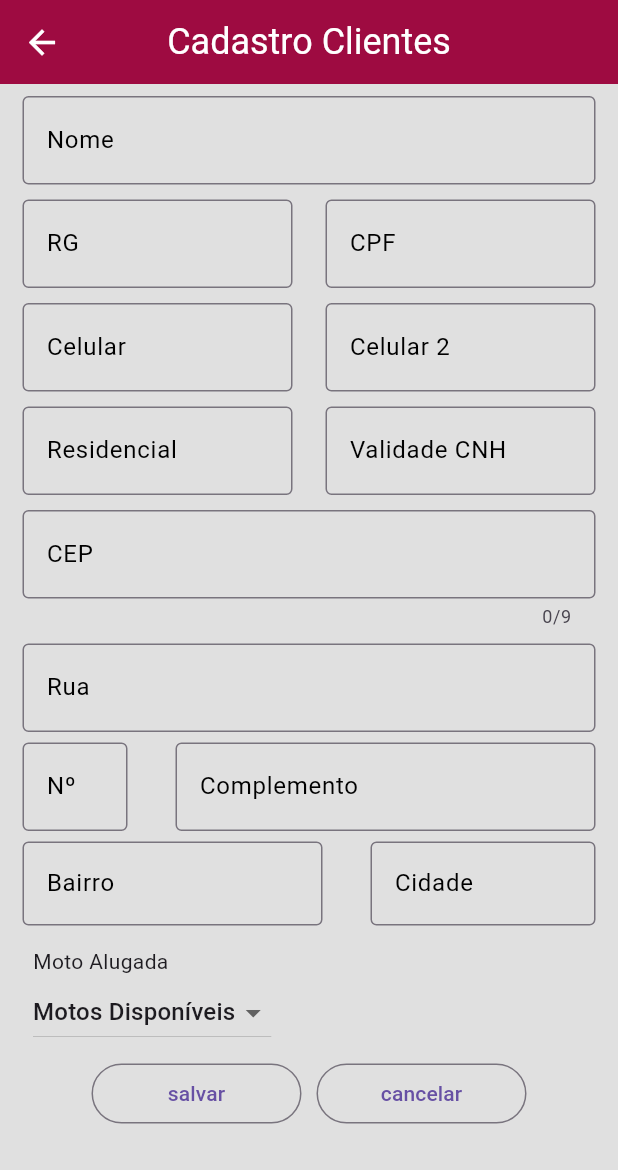
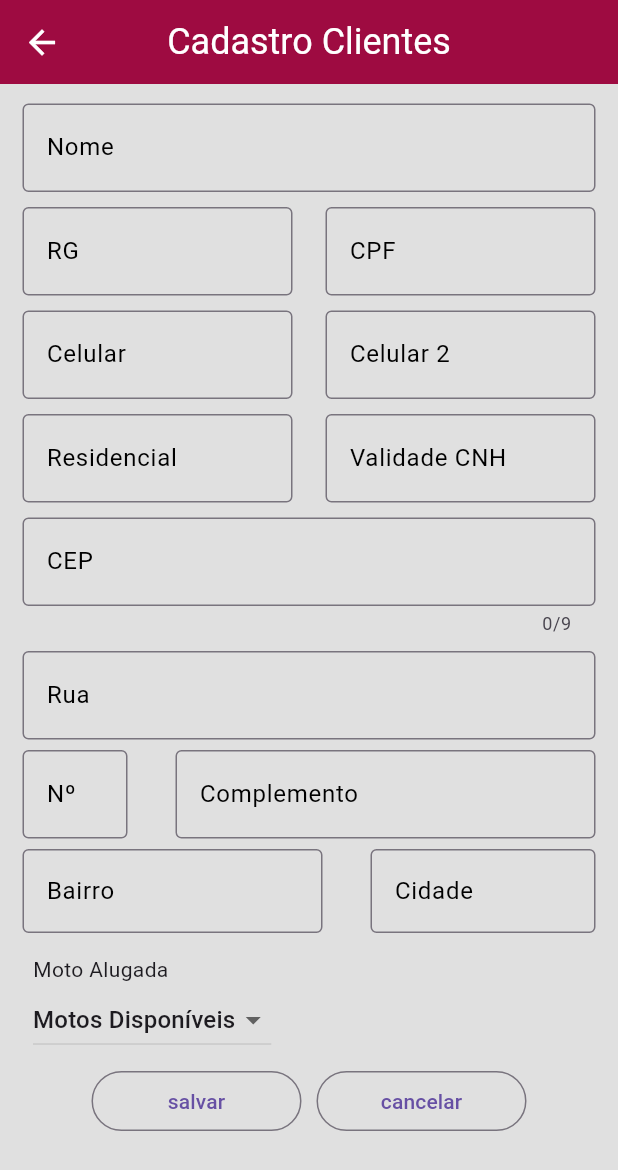
Before and after one commit to marceloboas10/TCC_Aluguel_Motos-Flutter, a Flutter app: the FormularioCliente screen opened by its route, on a phone screen of 412 x 824 dp. Shown: the top 1170 px of the screen. Run offline on Flutter 3.47's test engine with Material 3 defaults, Android fonts, the phone set to English and light mode, and no system bars; our stand-ins replace cloud_firestore, firebase_auth, firebase_core, font_awesome_flutter, mask_text_input_formatter; accounts and stored records are empty.

Commit message:
ajuste padding formulario cliente

```diff
--- a/lib/main.dart
+++ b/lib/main.dart
@@ -1,4 +1,5 @@
 import 'package:aluguel_moto/shared/cadastros/cadastro_conta.dart';
+import 'package:aluguel_moto/shared/constantes/constants.dart';
 import 'package:aluguel_moto/shared/formularios/formulario_veiculo.dart';
 import 'package:aluguel_moto/modules/home/home.dart';
 import 'package:aluguel_moto/modules/sobre/sobre.dart';
@@ -20,7 +21,7 @@ Future<void> main() async {
     theme: ThemeData(
 
         //colorScheme: ColorScheme.fromSeed(seedColor: kTextColor),
-        appBarTheme: AppBarTheme(backgroundColor: Colors.red)),
+        appBarTheme: AppBarTheme(backgroundColor: kAppBarColor)),
     initialRoute: '/home_page',
     routes: {
       '/telaLogin': (context) => LoginPage(),
--- a/lib/modules/home/home.dart
+++ b/lib/modules/home/home.dart
@@ -36,7 +36,6 @@ class _HomeState extends State<Home> {
             style: TextStyle(color: Colors.white, fontSize: 24),
           ),
           centerTitle: true,
-          backgroundColor: kAppBarColor,
           actions: [
             IconButton(
                 icon: Icon(Icons.logout),
--- a/lib/shared/formularios/formulario_cliente.dart
+++ b/lib/shared/formularios/formulario_cliente.dart
@@ -76,7 +76,7 @@ class _FormularioClienteState extends State<FormularioCliente> {
         backgroundColor: Colors.grey.shade300,
         appBar: MyAppBar(title: "Cadastro Clientes"),
         body: Container(
-          padding: EdgeInsets.only(top: 3, left: 10, right: 10),
+          padding: EdgeInsets.only(left: 10, right: 10),
           width: double.infinity,
           height: MediaQuery.of(context).size.height,
           child: Padding(
@@ -84,11 +84,17 @@ class _FormularioClienteState extends State<FormularioCliente> {
             child: ListView(
               shrinkWrap: true,
               children: [
-                CamposFormulario(
-                  nomeLabel: 'Nome',
-                  message: 'Preencha o Nome',
-                  nomeCampo: txtNome,
-                  inputFormato: FilteringTextInputFormatter.singleLineFormatter,
+                Padding(
+                  padding: const EdgeInsets.only(
+                    top: 8.0,
+                  ),
+                  child: CamposFormulario(
+                    nomeLabel: 'Nome',
+                    message: 'Preencha o Nome',
+                    nomeCampo: txtNome,
+                    inputFormato:
+                        FilteringTextInputFormatter.singleLineFormatter,
+                  ),
                 ),
                 SizedBox(height: 10),
                 Row(
--- a/lib/shared/widgets/my_app_bar.dart
+++ b/lib/shared/widgets/my_app_bar.dart
@@ -1,17 +1,15 @@
-import 'package:aluguel_moto/shared/constantes/constants.dart';
 import 'package:flutter/material.dart';
 
 class MyAppBar extends StatelessWidget implements PreferredSizeWidget {
   final String title;
   final List<Widget>? actions;
-  final Color backgroundColor;
+
   final PreferredSizeWidget? bottom;
 
   const MyAppBar({
     Key? key,
     required this.title,
     this.actions,
-    this.backgroundColor = kAppBarColor,
     this.bottom,
   }) : super(key: key);
 
@@ -21,7 +19,6 @@ class MyAppBar extends StatelessWidget implements PreferredSizeWidget {
       title: Text(title,
           style: const TextStyle(color: Colors.white, fontSize: 24)),
       iconTheme: IconThemeData(color: Colors.white, size: 26),
-      backgroundColor: backgroundColor,
       centerTitle: true,
       bottom: bottom,
     );
```
